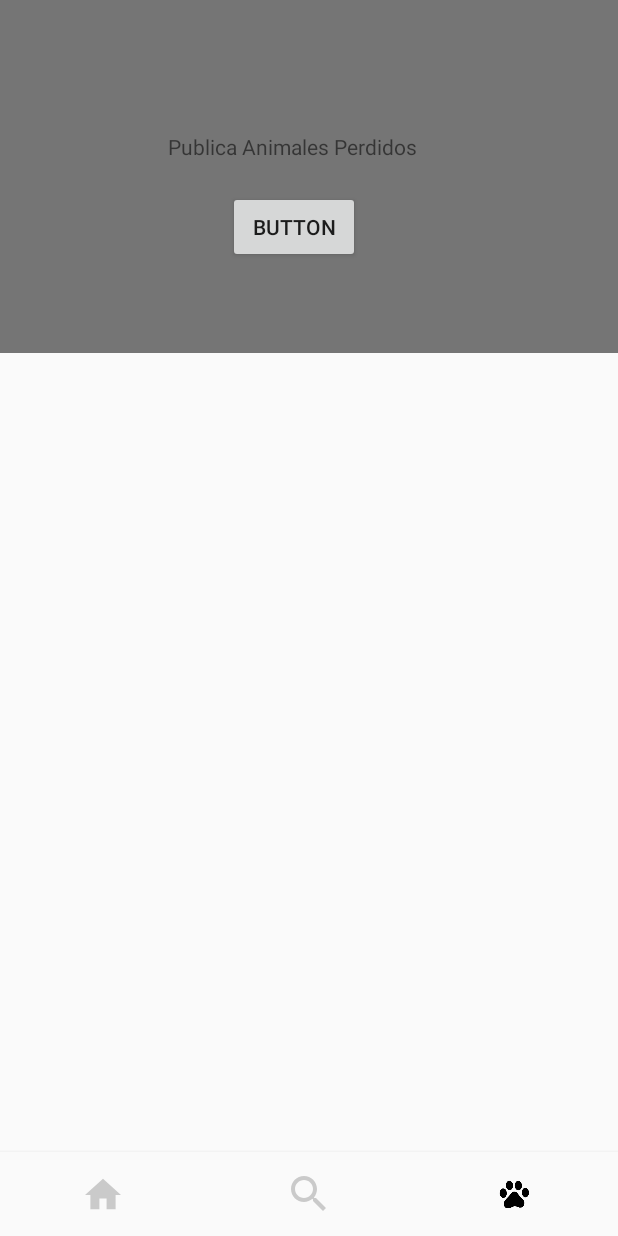
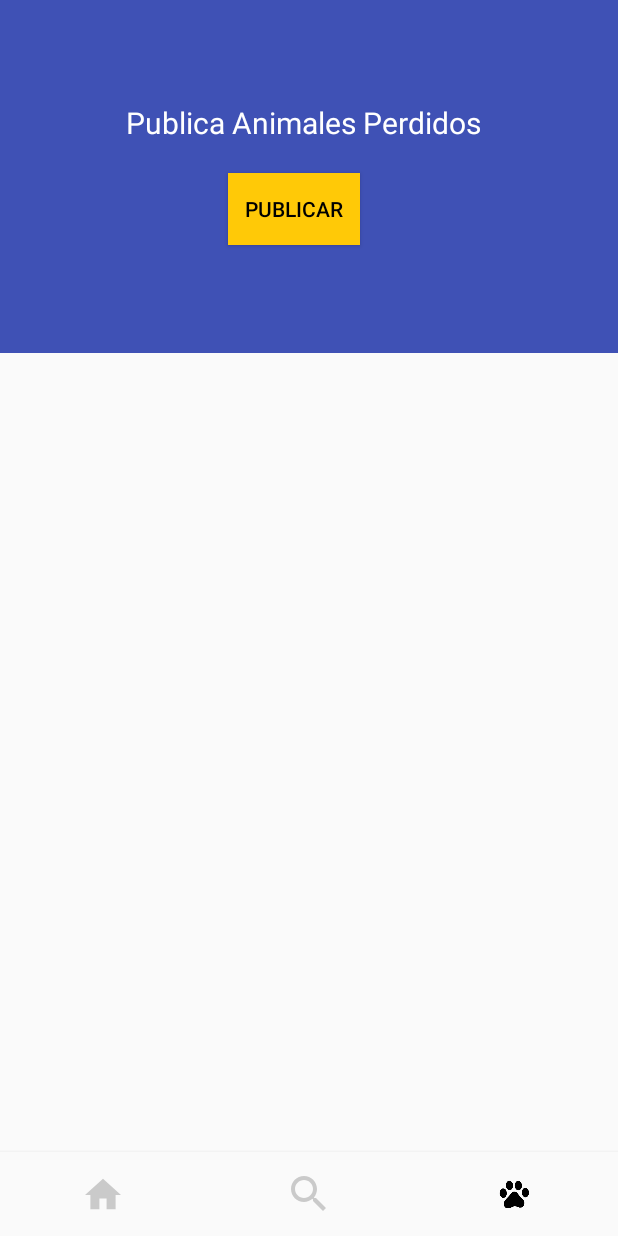
Before and after one commit to davidark31/MiHuellasApp, an Android app: the screen it shows after launch once a user with an empty profile is signed in (PrincipalActivity), item 3 of the bottom bar chosen, on a phone screen of 412 x 824 dp. Run offline under Robolectric (Android 15) with nearby library versions, the phone set to English and light mode, and no system bars; our stand-ins replace CircleImageView, Firebase (no records; nobody signed in at launch, a user with empty details on screens opened directly), Picasso; pictures from the network do not load; 4 statements that could not run were skipped.

Commit message:
13-07 5:15 Falta poner fecha en registro. Arreglado boton color

```diff
--- a/app/src/main/res/layout/fragment_registro.xml
+++ b/app/src/main/res/layout/fragment_registro.xml
@@ -14,7 +14,7 @@
         <androidx.constraintlayout.widget.ConstraintLayout
             android:layout_width="match_parent"
             android:layout_height="235dp"
-            android:background="#757575">
+            android:background="#3F51B5">
 
             <Button
                 android:id="@+id/btn_publicar"
@@ -23,7 +23,9 @@
                 android:layout_marginStart="152dp"
                 android:layout_marginLeft="152dp"
                 android:layout_marginTop="20dp"
-                android:text="Button"
+                android:background="#FFC907"
+                android:text="Publicar"
+                android:textColor="#000000"
                 app:layout_constraintStart_toStartOf="parent"
                 app:layout_constraintTop_toBottomOf="@+id/textView13" />
 
@@ -31,10 +33,12 @@
                 android:id="@+id/textView13"
                 android:layout_width="wrap_content"
                 android:layout_height="wrap_content"
-                android:layout_marginStart="112dp"
-                android:layout_marginLeft="112dp"
-                android:layout_marginTop="88dp"
+                android:layout_marginStart="84dp"
+                android:layout_marginLeft="84dp"
+                android:layout_marginTop="68dp"
                 android:text="Publica Animales Perdidos"
+                android:textColor="#FFFFFF"
+                android:textSize="20sp"
                 app:layout_constraintStart_toStartOf="parent"
                 app:layout_constraintTop_toTopOf="parent" />
 
```
Also changed, not shown: 1 other file.
